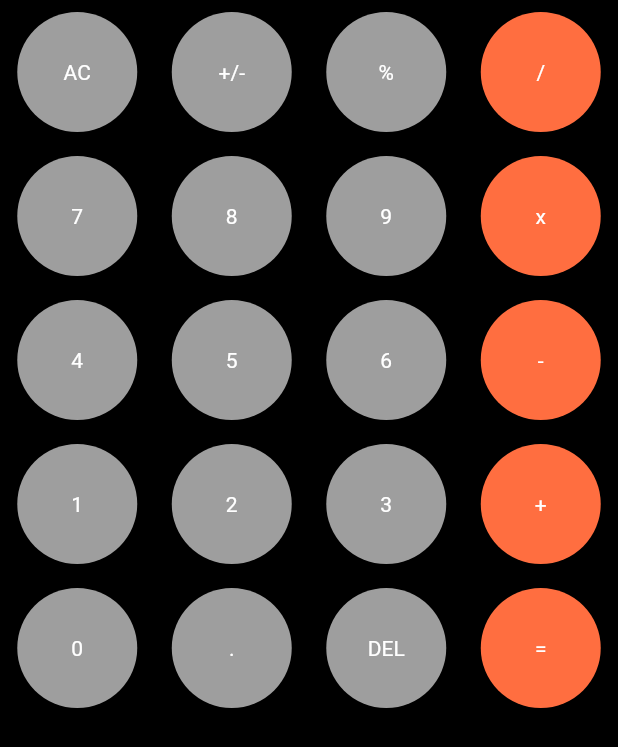
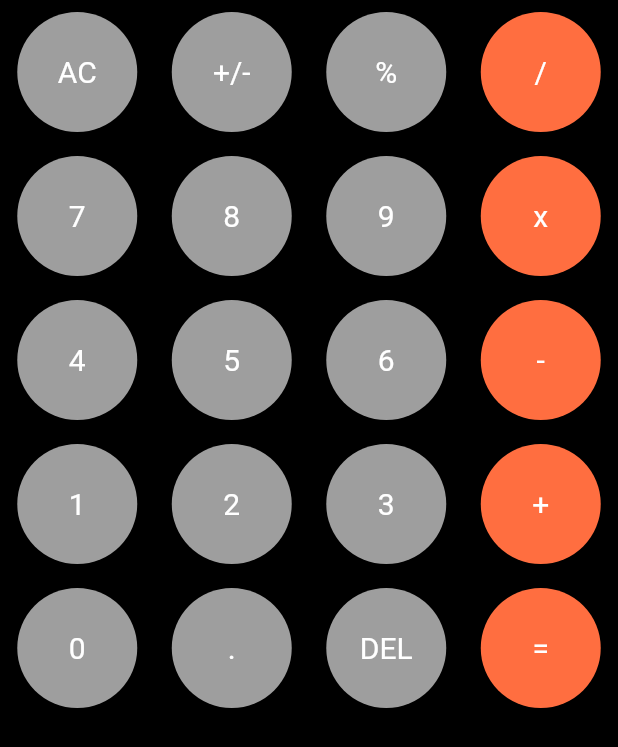
Before and after one commit to shafi21064/Calculator_App, a Flutter app: the screen it shows after launch, on a phone screen of 412 x 824 dp. Shown: the top 747 px of the screen. Run offline on Flutter 3.47's test engine with Material 2 defaults, Android fonts, the phone set to English and light mode, and no system bars.

Commit message:
text font solve

```diff
--- a/lib/components/buttons.dart
+++ b/lib/components/buttons.dart
@@ -21,7 +21,7 @@ class CalButton extends StatelessWidget {
           child: Center(
             child: Text(
               buttonTextName,
-              style: const TextStyle(color: textColor),
+              style: const TextStyle(color: textColor, fontSize: 20),
             ),
           ),
         ),
```
